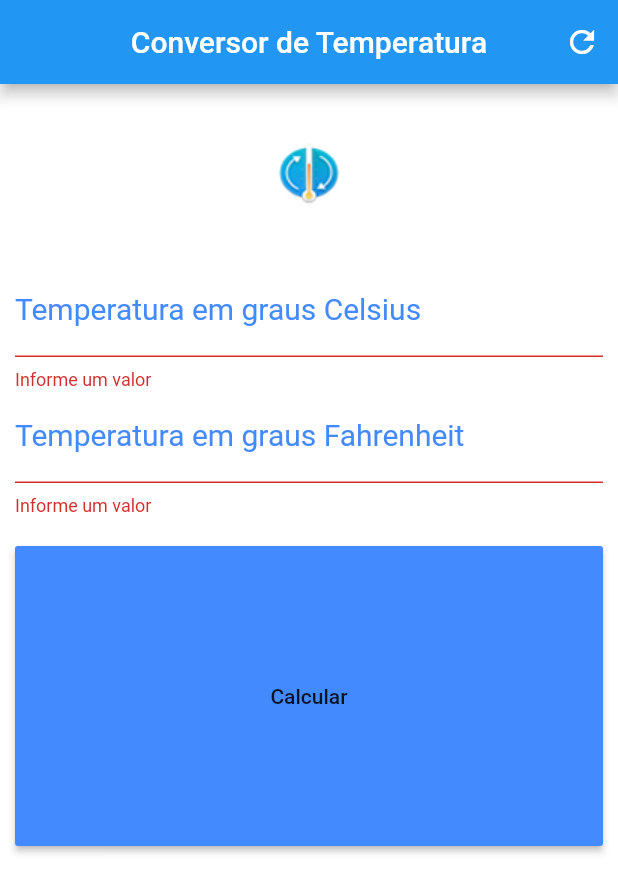
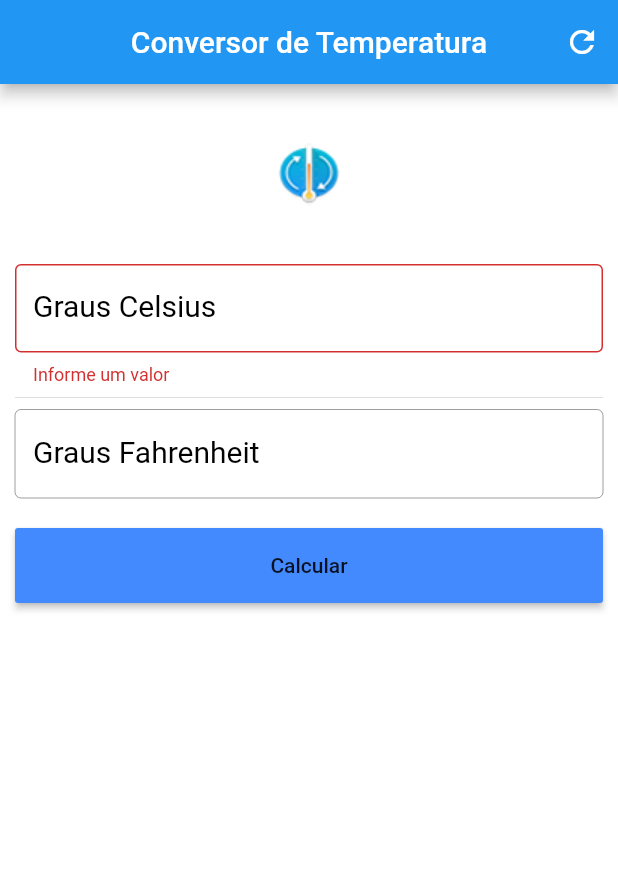
Before and after one commit to virgilionkanu/mobile-flutter-conversor, a Flutter app: the screen it shows after launch, after a tap on "Calcular", on a phone screen of 412 x 824 dp. Shown: the top 893 px of the screen. Run offline on Flutter 3.47's test engine with Material 2 defaults, Android fonts, the phone set to English and light mode, and no system bars.

Commit message:
Adicionando o ícone da aplicação, personalizando/customizando o TextFormField, Desativando a TextFormField de fahrenheit, espaçameno entre as TextFormField

```diff
--- a/lib/main.dart
+++ b/lib/main.dart
@@ -59,7 +59,7 @@ class _HomeState extends State<Home> {
     );
 
     Container containerBtn = Container(
-      height: 200.0,
+      height: 50.0,
       child: raisedButton,
     );
 
@@ -71,8 +71,10 @@ class _HomeState extends State<Home> {
     TextFormField tempCelsius = TextFormField(
       keyboardType: TextInputType.number,
       decoration: InputDecoration(
-        labelText: "Temperatura em graus Celsius",
-        labelStyle: styleDecoration,
+        labelText: "Graus Celsius",
+        labelStyle: TextStyle(color: Colors.black, fontSize: 20),
+        border: OutlineInputBorder(),
+        suffixText: "ºC",
       ),
       textAlign: TextAlign.center,
       style: styleField,
@@ -85,26 +87,24 @@ class _HomeState extends State<Home> {
     );
 
     TextFormField tempFahrenheit = TextFormField(
+      enabled: false,
       keyboardType: TextInputType.number,
       decoration: InputDecoration(
-        labelText: "Temperatura em graus Fahrenheit",
-        labelStyle: styleDecoration,
+        labelText: "Graus Fahrenheit",
+        labelStyle: TextStyle(color: Colors.black, fontSize: 20),
+        border: OutlineInputBorder(),
+        suffixText: "ºF"
       ),
       textAlign: TextAlign.center,
       style: styleField,
       controller: fahrenheitController,
-      validator: (value) {
-        if(value.isEmpty){
-          return "Informe um valor";
-        }
-      },
     );
 
     Column column = Column(
       crossAxisAlignment: CrossAxisAlignment.stretch,
       children: <Widget>[
         //icon, tempCelsius, tempFahrenheit, padding,
-        imgLogo, tempCelsius, tempFahrenheit, padding,
+        imgLogo, tempCelsius, Divider(),tempFahrenheit, padding,
       ],
     );
 
--- a/pubspec.yaml
+++ b/pubspec.yaml
@@ -23,10 +23,15 @@ dependencies:
   # The following adds the Cupertino Icons font to your application.
   # Use with the CupertinoIcons class for iOS style icons.
   cupertino_icons: ^0.1.2
+  flutter_launcher_icons: ^0.7.0
 
 dev_dependencies:
   flutter_test:
     sdk: flutter
+
+flutter_icons:
+  image_path: "assets/images/icon.png"
+  android: true
 
 
 # For information on the generic Dart part of this file, see the
```
Also changed, not shown: pubspec.lock, 5 other files.
